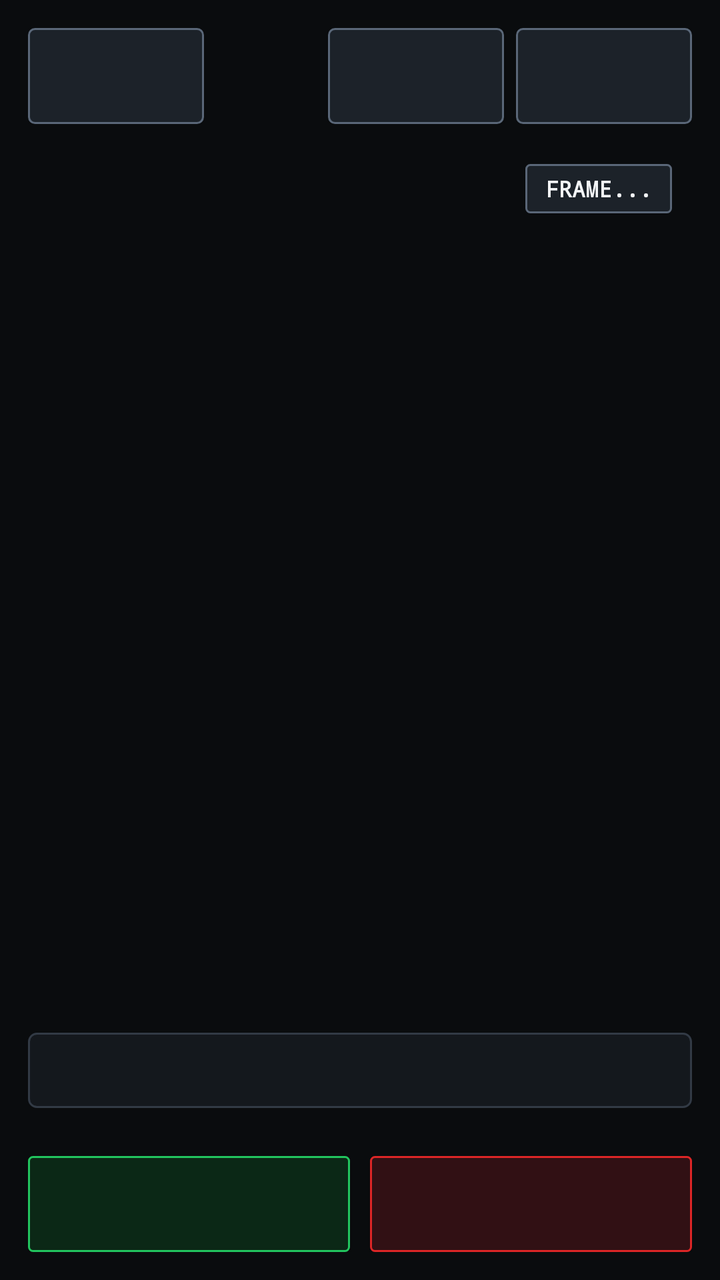
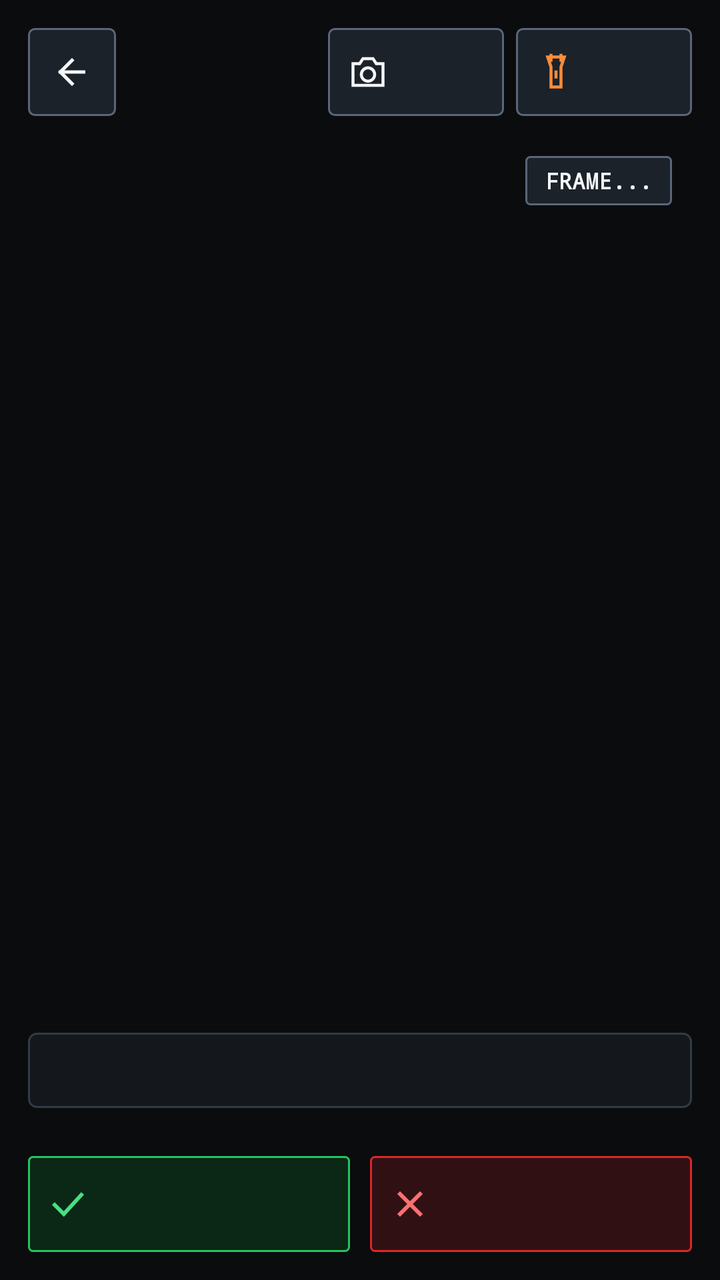

Before-and-after screenshots of an Android layout around one commit, followed by the original layout XML and the change that was made.
<!-- AndroidManifest.xml: activity theme Theme.SanepoUnitCheck -->
<!-- res/layout/activity_camera_test.xml -->
<?xml version="1.0" encoding="utf-8"?>
<LinearLayout xmlns:android="http://schemas.android.com/apk/res/android"
    android:id="@+id/rootCameraTest"
    android:layout_width="match_parent"
    android:layout_height="match_parent"
    android:background="@color/bg_canvas"
    android:orientation="vertical"
    android:padding="14dp">

    <TextView
        android:id="@+id/tvWizardStep"
        android:layout_width="match_parent"
        android:layout_height="wrap_content"
        android:layout_marginBottom="8dp"
        android:background="@drawable/bg_badge_warn"
        android:paddingHorizontal="10dp"
        android:paddingVertical="5dp"
        android:textColor="@color/status_warn_fg"
        android:textSize="11sp"
        android:textStyle="bold"
        android:visibility="gone" />

    <LinearLayout
        android:layout_width="match_parent"
        android:layout_height="wrap_content"
        android:gravity="center_vertical"
        android:orientation="horizontal">

        <Button
            android:id="@+id/btnBackCamera"
            android:layout_width="wrap_content"
            android:layout_height="48dp"
            android:background="@drawable/bg_btn_secondary"
            android:focusable="true"
            android:paddingHorizontal="14dp"
            android:textColor="@color/text_primary" />

        <TextView
            android:id="@+id/tvCameraTitle"
            android:layout_width="0dp"
            android:layout_height="wrap_content"
            android:layout_marginStart="10dp"
            android:layout_weight="1"
            android:textColor="@color/text_primary"
            android:textSize="16sp"
            android:textStyle="bold" />

        <Button
            android:id="@+id/btnSpotCheckGuide"
            android:layout_width="wrap_content"
            android:layout_height="48dp"
            android:layout_marginEnd="6dp"
            android:background="@drawable/bg_btn_secondary"
            android:focusable="true"
            android:paddingHorizontal="10dp"
            android:textColor="@color/text_primary"
            android:textSize="11sp"
            android:textStyle="bold" />

        <Button
            android:id="@+id/btnTorchToggle"
            android:layout_width="wrap_content"
            android:layout_height="48dp"
            android:background="@drawable/bg_btn_secondary"
            android:focusable="true"
            android:paddingHorizontal="10dp"
            android:textColor="@color/accent_amber_text"
            android:textSize="11sp"
            android:textStyle="bold" />
    </LinearLayout>

    <FrameLayout
        android:layout_width="match_parent"
        android:layout_height="0dp"
        android:layout_marginTop="10dp"
        android:layout_weight="1">

        <TextureView
            android:id="@+id/cameraPreviewTexture"
            android:layout_width="match_parent"
            android:layout_height="match_parent" />

        <TextView
            android:id="@+id/tvAfLiveBadge"
            style="@style/TechValueMono"
            android:layout_width="wrap_content"
            android:layout_height="wrap_content"
            android:layout_gravity="top|end"
            android:layout_margin="10dp"
            android:background="@drawable/bg_badge_ready"
            android:paddingHorizontal="10dp"
            android:paddingVertical="5dp"
            android:text="FRAME..."
            android:textColor="@color/text_primary"
            android:textSize="11sp"
            android:textStyle="bold" />

        <TextView
            android:id="@+id/tvSpotCheckBanner"
            android:layout_width="match_parent"
            android:layout_height="wrap_content"
            android:layout_gravity="bottom"
            android:layout_margin="10dp"
            android:background="@drawable/bg_card_sharp"
            android:padding="10dp"
            android:textColor="@color/accent_amber_text"
            android:textSize="12sp"
            android:visibility="gone" />
    </FrameLayout>

    <TextView
        android:id="@+id/tvCameraInfo"
        style="@style/TechValueMono"
        android:layout_width="match_parent"
        android:layout_height="wrap_content"
        android:layout_marginTop="8dp"
        android:background="@drawable/bg_card_sharp"
        android:padding="10dp"
        android:textColor="@color/text_secondary" />

    <HorizontalScrollView
        android:layout_width="match_parent"
        android:layout_height="wrap_content"
        android:layout_marginTop="8dp"
        android:scrollbars="none">

        <LinearLayout
            android:id="@+id/rowZoomButtons"
            android:layout_width="wrap_content"
            android:layout_height="wrap_content"
            android:orientation="horizontal" />
    </HorizontalScrollView>

    <HorizontalScrollView
        android:layout_width="match_parent"
        android:layout_height="wrap_content"
        android:layout_marginTop="6dp"
        android:scrollbars="none">

        <LinearLayout
            android:id="@+id/rowLensButtons"
            android:layout_width="wrap_content"
            android:layout_height="wrap_content"
            android:orientation="horizontal" />
    </HorizontalScrollView>

    <LinearLayout
        android:layout_width="match_parent"
        android:layout_height="wrap_content"
        android:layout_marginTop="10dp"
        android:orientation="horizontal">

        <Button
            android:id="@+id/btnCameraPass"
            android:layout_width="0dp"
            android:layout_height="48dp"
            android:layout_weight="1"
            android:background="@drawable/bg_badge_pass"
            android:focusable="true"
            android:textColor="@color/status_pass_fg"
            android:textStyle="bold" />

        <Button
            android:id="@+id/btnCameraFail"
            android:layout_width="0dp"
            android:layout_height="48dp"
            android:layout_marginStart="10dp"
            android:layout_weight="1"
            android:background="@drawable/bg_badge_fail"
            android:focusable="true"
            android:textColor="@color/status_fail_fg"
            android:textStyle="bold" />
    </LinearLayout>
</LinearLayout>
<!-- resources referenced by this layout -->
<resources>
  <color name="accent_amber_text">#FF8C38</color>
  <color name="bg_canvas">#0A0C0E</color>
  <color name="status_fail_fg">#F87171</color>
  <color name="status_pass_fg">#4ADE80</color>
  <color name="status_warn_fg">#FBBF24</color>
  <color name="text_primary">#F4F6F8</color>
  <color name="text_secondary">#C2CCD6</color>
  <style name="TechValueMono">
          <item name="android:fontFamily">monospace</item>
          <item name="android:textColor">@color/text_primary</item>
          <item name="android:textSize">13sp</item>
      </style>
  <color name="status_fail_bg">#311014</color>
  <color name="status_fail_border">#DC2626</color>
  <color name="status_pass_bg">#0B2816</color>
  <color name="status_pass_border">#22C55E</color>
  <color name="status_ready_bg">#1C2229</color>
  <color name="status_ready_border">#5A6778</color>
  <color name="status_warn_bg">#2B1F06</color>
  <color name="status_warn_border">#D97706</color>
  <color name="bg_well">#1C2229</color>
  <color name="border_focus">#FF8533</color>
  <color name="bg_well_pressed">#27303A</color>
  <color name="border_control">#5A6778</color>
  <color name="bg_surface">#14181D</color>
  <color name="border_sharp">#323A45</color>
  <color name="accent_amber">#FF6B00</color>
  <!-- unchanged entries left out for length: 7 -->
</resources>

<!-- the commit's change to res/layout/activity_camera_test.xml (unified diff, before → after) -->
@@ -1,5 +1,6 @@
 <?xml version="1.0" encoding="utf-8"?>
 <LinearLayout xmlns:android="http://schemas.android.com/apk/res/android"
+    xmlns:app="http://schemas.android.com/apk/res-auto"
     android:id="@+id/rootCameraTest"
     android:layout_width="match_parent"
     android:layout_height="match_parent"
@@ -26,14 +27,17 @@
         android:gravity="center_vertical"
         android:orientation="horizontal">
 
-        <Button
+        <ImageButton
             android:id="@+id/btnBackCamera"
-            android:layout_width="wrap_content"
-            android:layout_height="48dp"
+            android:layout_width="44dp"
+            android:layout_height="44dp"
             android:background="@drawable/bg_btn_secondary"
+            android:contentDescription="Back"
             android:focusable="true"
-            android:paddingHorizontal="14dp"
-            android:textColor="@color/text_primary" />
+            android:padding="11dp"
+            android:scaleType="centerInside"
+            android:src="@drawable/ic_back"
+            app:tint="@color/text_primary" />
 
         <TextView
             android:id="@+id/tvCameraTitle"
@@ -48,25 +52,33 @@
         <Button
             android:id="@+id/btnSpotCheckGuide"
             android:layout_width="wrap_content"
-            android:layout_height="48dp"
+            android:layout_height="44dp"
             android:layout_marginEnd="6dp"
             android:background="@drawable/bg_btn_secondary"
+            android:drawablePadding="5dp"
             android:focusable="true"
+            android:gravity="center"
             android:paddingHorizontal="10dp"
             android:textColor="@color/text_primary"
             android:textSize="11sp"
-            android:textStyle="bold" />
+            android:textStyle="bold"
+            app:drawableStartCompat="@drawable/ic_camera_lens"
+            app:drawableTint="@color/text_primary" />
 
         <Button
             android:id="@+id/btnTorchToggle"
             android:layout_width="wrap_content"
-            android:layout_height="48dp"
+            android:layout_height="44dp"
             android:background="@drawable/bg_btn_secondary"
+            android:drawablePadding="5dp"
             android:focusable="true"
+            android:gravity="center"
             android:paddingHorizontal="10dp"
             android:textColor="@color/accent_amber_text"
             android:textSize="11sp"
-            android:textStyle="bold" />
+            android:textStyle="bold"
+            app:drawableStartCompat="@drawable/ic_torch_beam"
+            app:drawableTint="@color/accent_amber_text" />
     </LinearLayout>
 
     <FrameLayout
@@ -156,9 +168,14 @@
             android:layout_height="48dp"
             android:layout_weight="1"
             android:background="@drawable/bg_badge_pass"
+            android:drawablePadding="6dp"
             android:focusable="true"
+            android:gravity="center"
+            android:paddingHorizontal="10dp"
             android:textColor="@color/status_pass_fg"
-            android:textStyle="bold" />
+            android:textStyle="bold"
+            app:drawableStartCompat="@drawable/ic_check_mark"
+            app:drawableTint="@color/status_pass_fg" />
 
         <Button
             android:id="@+id/btnCameraFail"
@@ -167,8 +184,13 @@
             android:layout_marginStart="10dp"
             android:layout_weight="1"
             android:background="@drawable/bg_badge_fail"
+            android:drawablePadding="6dp"
             android:focusable="true"
+            android:gravity="center"
+            android:paddingHorizontal="10dp"
             android:textColor="@color/status_fail_fg"
-            android:textStyle="bold" />
+            android:textStyle="bold"
+            app:drawableStartCompat="@drawable/ic_cross_mark"
+            app:drawableTint="@color/status_fail_fg" />
     </LinearLayout>
 </LinearLayout>
<!-- resource entries referenced after the edit -->
@@ -7,6 +7,76 @@
   <color name="status_warn_fg">#FBBF24</color>
   <color name="text_primary">#F4F6F8</color>
   <color name="text_secondary">#C2CCD6</color>
+  <!-- drawable ic_back (drawable) -->
+  <?xml version="1.0" encoding="utf-8"?>
+  <vector xmlns:android="http://schemas.android.com/apk/res/android"
+      android:width="20dp"
+      android:height="20dp"
+      android:viewportWidth="24"
+      android:viewportHeight="24">
+      <path
+          android:pathData="M19,12 H5 M12,5 L5,12 L12,19"
+          android:strokeColor="#FFFFFF"
+          android:strokeLineCap="square"
+          android:strokeLineJoin="miter"
+          android:strokeWidth="2" />
+  </vector>
+  <!-- drawable ic_camera_lens (drawable) -->
+  <?xml version="1.0" encoding="utf-8"?>
+  <vector xmlns:android="http://schemas.android.com/apk/res/android"
+      android:width="20dp"
+      android:height="20dp"
+      android:viewportWidth="24"
+      android:viewportHeight="24">
+      <path
+          android:pathData="M3,7 H7 L9,4 H15 L17,7 H21 V20 H3 Z M12,9.5 A4,4 0 1,0 12,17.5 A4,4 0 1,0 12,9.5 Z"
+          android:strokeColor="#FFFFFF"
+          android:strokeLineCap="square"
+          android:strokeLineJoin="miter"
+          android:strokeWidth="1.8" />
+  </vector>
+  <!-- drawable ic_check_mark (drawable) -->
+  <?xml version="1.0" encoding="utf-8"?>
+  <vector xmlns:android="http://schemas.android.com/apk/res/android"
+      android:width="20dp"
+      android:height="20dp"
+      android:viewportWidth="24"
+      android:viewportHeight="24">
+      <path
+          android:pathData="M4,12.5 L9.5,18 L20,6.5"
+          android:strokeColor="#FFFFFF"
+          android:strokeLineCap="square"
+          android:strokeLineJoin="miter"
+          android:strokeWidth="2.3" />
+  </vector>
+  <!-- drawable ic_cross_mark (drawable) -->
+  <?xml version="1.0" encoding="utf-8"?>
+  <vector xmlns:android="http://schemas.android.com/apk/res/android"
+      android:width="20dp"
+      android:height="20dp"
+      android:viewportWidth="24"
+      android:viewportHeight="24">
+      <path
+          android:pathData="M6,6 L18,18 M18,6 L6,18"
+          android:strokeColor="#FFFFFF"
+          android:strokeLineCap="square"
+          android:strokeLineJoin="miter"
+          android:strokeWidth="2.3" />
+  </vector>
+  <!-- drawable ic_torch_beam (drawable) -->
+  <?xml version="1.0" encoding="utf-8"?>
+  <vector xmlns:android="http://schemas.android.com/apk/res/android"
+      android:width="20dp"
+      android:height="20dp"
+      android:viewportWidth="24"
+      android:viewportHeight="24">
+      <path
+          android:pathData="M7,3 H17 L15,9 V21 H9 V9 Z M9,2 V5 M15,2 V5 M12,12 V15"
+          android:strokeColor="#FFFFFF"
+          android:strokeLineCap="square"
+          android:strokeLineJoin="miter"
+          android:strokeWidth="1.8" />
+  </vector>
   <style name="TechValueMono">
           <item name="android:fontFamily">monospace</item>
           <item name="android:textColor">@color/text_primary</item>
